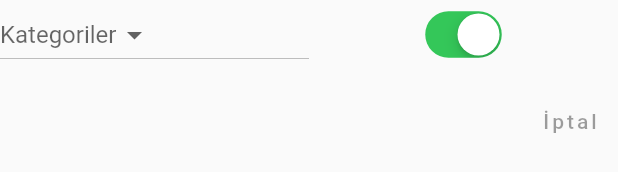
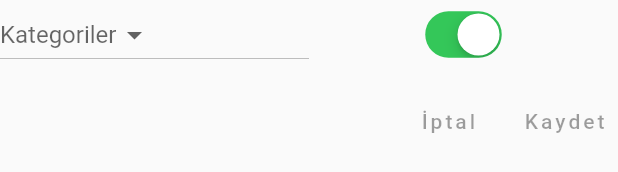
Before and after one commit to gokgorkem/on_muhasebe_ypy, a Flutter app: the YeniUrunHizmetBody widget shown alone on an empty page, opened directly, on a phone screen of 412 x 824 dp. Shown: the part 312-484 px from the top of the screen. Run offline on Flutter 3.47's test engine with Material 2 defaults, Android fonts, the phone set to English and light mode, and no system bars; our stand-ins replace chopper, dartz, data_connection_checker, equatable, fl_chart, flutter_datetime_picker and 2 more; missing offline and left inert: shared_preferences_web.

Commit message:
Case 26 Update yeni urun hizmet body add kaydet button
Case 26 Updated yeni urun hizmet body add kaydet button

```diff
--- a/lib/features/yeni_urun_hizmet/presentation/widgets/yeni_urun_hizmet_body.dart
+++ b/lib/features/yeni_urun_hizmet/presentation/widgets/yeni_urun_hizmet_body.dart
@@ -149,7 +149,10 @@ class _YeniUrunHizmetBodyState extends State<YeniUrunHizmetBody> {
               mainAxisAlignment: MainAxisAlignment.end,
               children: [
                 TextButton(
-                    onPressed: _onPressedIptal(), child: Text("İptal"))
+                    onPressed: _onPressedIptal(), child: Text("İptal")),
+                SizedBox(width: 10),
+                TextButton(
+                    onPressed: _onPressedKaydet(), child: Text("Kaydet")),
               ],
             )
           ],
@@ -159,4 +162,6 @@ class _YeniUrunHizmetBodyState extends State<YeniUrunHizmetBody> {
   }
 
   _onPressedIptal() {}
+
+  _onPressedKaydet() {}
 }
```
